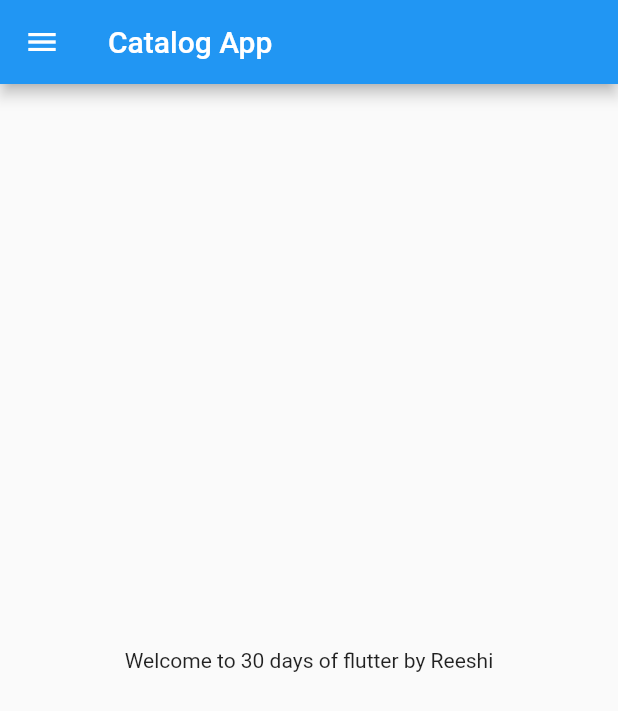
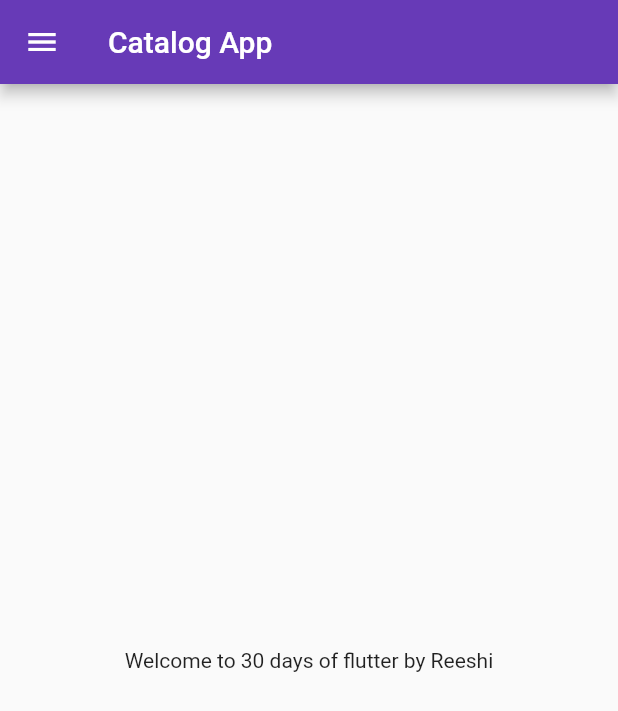
Before and after one commit to reeshi/FlutterCatalogApp, a Flutter app: the screen it shows after launch, on a phone screen of 412 x 824 dp. Shown: the top 711 px of the screen. Run offline on Flutter 3.47's test engine with Material 2 defaults, Android fonts, the phone set to English and light mode, and no system bars.

Commit message:
Day 3 completed

```diff
--- a/lib/main.dart
+++ b/lib/main.dart
@@ -1,5 +1,6 @@
 import 'package:flutter/material.dart';
-import 'package:flutter_catalog/home_page.dart';
+import 'package:flutter_catalog/pages/home_page.dart';
+import 'package:flutter_catalog/pages/login_page.dart';
 
 void main() {
   runApp(MyApp());
@@ -9,7 +10,18 @@ class MyApp extends StatelessWidget {
   @override
   Widget build(BuildContext context) {
     return MaterialApp(
-      home: HomePage(),
+      themeMode: ThemeMode.light,
+      theme: ThemeData(
+        primarySwatch: Colors.deepPurple,
+      ),
+      darkTheme: ThemeData(
+        brightness: Brightness.dark,
+      ),
+      initialRoute: "/home",
+      routes: {
+        "/": (context) => LoginPage(),
+        "/home": (context) => HomePage(),
+      },
     );
   }
 }
--- a/lib/home_page.dart
+++ b/lib/pages/home_page.dart
@@ -1,5 +1,3 @@
-import 'dart:html';
-
 import 'package:flutter/material.dart';
 
 class HomePage extends StatelessWidget {
```
Also changed, not shown: lib/pages/login_page.dart (added, +19 -0 lines).
